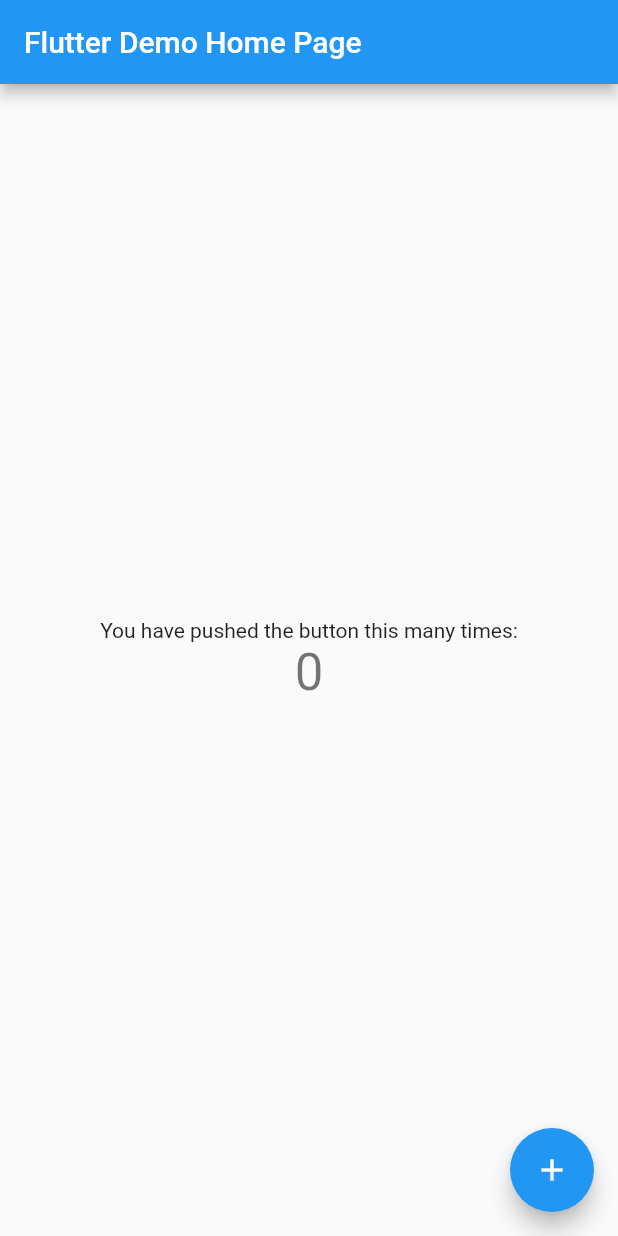
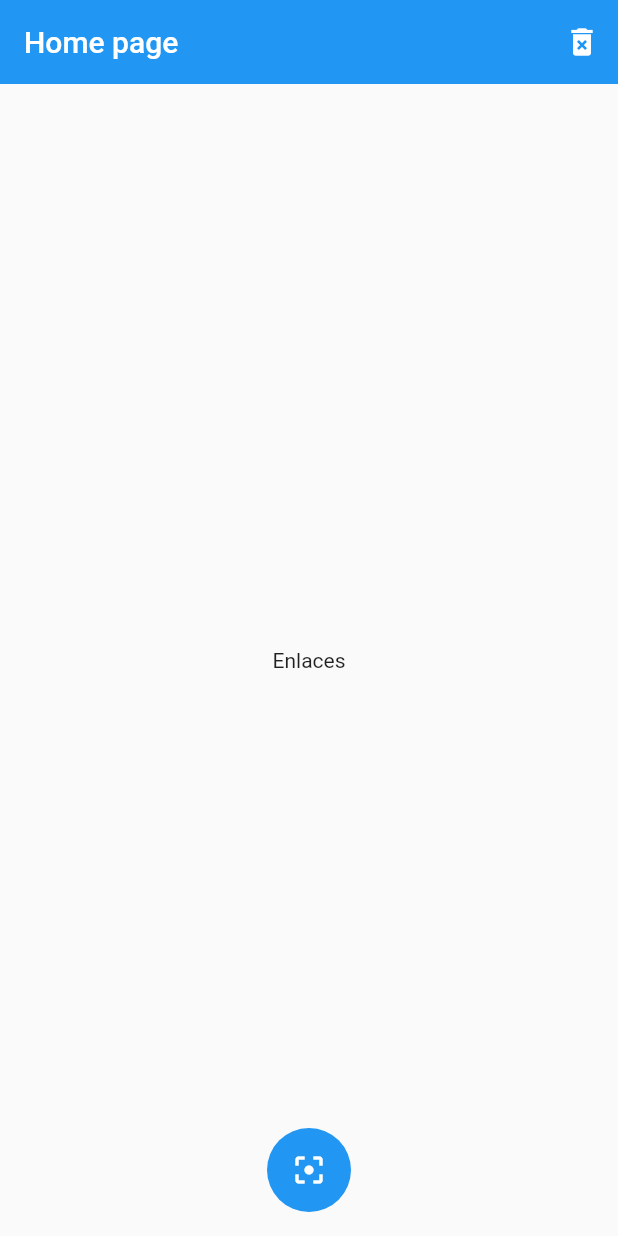
Before and after one commit to yesenialg/Aprendiendo_Flutter, a Flutter app: the screen it shows after launch, on a phone screen of 412 x 824 dp. Run offline on Flutter 3.47's test engine with Material 2 defaults, Android fonts, the phone set to English and light mode, and no system bars.

Commit message:
Diseño de la app

```diff
--- a/lector_facturas_app/lib/main.dart
+++ b/lector_facturas_app/lib/main.dart
@@ -1,115 +1,18 @@
 import 'package:flutter/material.dart';
+import 'package:lector_facturas_app/pages/home_page.dart';
 
-void main() {
-  runApp(const MyApp());
-}
+void main() => runApp(MyApp());
 
 class MyApp extends StatelessWidget {
-  const MyApp({Key? key}) : super(key: key);
-
-  // This widget is the root of your application.
   @override
   Widget build(BuildContext context) {
     return MaterialApp(
-      title: 'Flutter Demo',
-      theme: ThemeData(
-        // This is the theme of your application.
-        //
-        // Try running your application with "flutter run". You'll see the
-        // application has a blue toolbar. Then, without quitting the app, try
-        // changing the primarySwatch below to Colors.green and then invoke
-        // "hot reload" (press "r" in the console where you ran "flutter run",
-        // or simply save your changes to "hot reload" in a Flutter IDE).
-        // Notice that the counter didn't reset back to zero; the application
-        // is not restarted.
-        primarySwatch: Colors.blue,
-      ),
-      home: const MyHomePage(title: 'Flutter Demo Home Page'),
+      debugShowCheckedModeBanner: false,
+      title: 'QR Reader',
+      initialRoute: 'home',
+      routes: {
+        'home' : ( _ ) => HomePage(),
+      },
     );
   }
 }
-
-class MyHomePage extends StatefulWidget {
-  const MyHomePage({Key? key, required this.title}) : super(key: key);
-
-  // This widget is the home page of your application. It is stateful, meaning
-  // that it has a State object (defined below) that contains fields that affect
-  // how it looks.
-
-  // This class is the configuration for the state. It holds the values (in this
-  // case the title) provided by the parent (in this case the App widget) and
-  // used by the build method of the State. Fields in a Widget subclass are
-  // always marked "final".
-
-  final String title;
-
-  @override
-  State<MyHomePage> createState() => _MyHomePageState();
-}
-
-class _MyHomePageState extends State<MyHomePage> {
-  int _counter = 0;
-
-  void _incrementCounter() {
-    setState(() {
-      // This call to setState tells the Flutter framework that something has
-      // changed in this State, which causes it to rerun the build method below
-      // so that the display can reflect the updated values. If we changed
-      // _counter without calling setState(), then the build method would not be
-      // called again, and so nothing would appear to happen.
-      _counter++;
-    });
-  }
-
-  @override
-  Widget build(BuildContext context) {
-    // This method is rerun every time setState is called, for instance as done
-    // by the _incrementCounter method above.
-    //
-    // The Flutter framework has been optimized to make rerunning build methods
-    // fast, so that you can just rebuild anything that needs updating rather
-    // than having to individually change instances of widgets.
-    return Scaffold(
-      appBar: AppBar(
-        // Here we take the value from the MyHomePage object that was created by
-        // the App.build method, and use it to set our appbar title.
-        title: Text(widget.title),
-      ),
-      body: Center(
-        // Center is a layout widget. It takes a single child and positions it
-        // in the middle of the parent.
-        child: Column(
-          // Column is also a layout widget. It takes a list of children and
-          // arranges them vertically. By default, it sizes itself to fit its
-          // children horizontally, and tries to be as tall as its parent.
-          //
-          // Invoke "debug painting" (press "p" in the console, choose the
-          // "Toggle Debug Paint" action from the Flutter Inspector in Android
-          // Studio, or the "Toggle Debug Paint" command in Visual Studio Code)
-          // to see the wireframe for each widget.
-          //
-          // Column has various properties to control how it sizes itself and
-          // how it positions its children. Here we use mainAxisAlignment to
-          // center the children vertically; the main axis here is the vertical
-          // axis because Columns are vertical (the cross axis would be
-          // horizontal).
-          mainAxisAlignment: MainAxisAlignment.center,
-          children: <Widget>[
-            const Text(
-              'You have pushed the button this many times:',
-            ),
-            Text(
-              '$_counter',
-              style: Theme.of(context).textTheme.headline4,
-            ),
-          ],
-        ),
-      ),
-      floatingActionButton: FloatingActionButton(
-        onPressed: _incrementCounter,
-        tooltip: 'Increment',
-        child: const Icon(Icons.add),
-      ), // This trailing comma makes auto-formatting nicer for build methods.
-    );
-  }
-}
--- /dev/null
+++ b/lector_facturas_app/lib/pages/historial_enlaces.dart
@@ -0,0 +1,11 @@
+import 'package:flutter/material.dart';
+
+class EnlacesPage extends StatelessWidget {
+
+  @override
+  Widget build(BuildContext context) {
+    return Center(
+      child: Text('Enlaces'),
+    );
+  }
+}
--- /dev/null
+++ b/lector_facturas_app/lib/pages/home_page.dart
@@ -0,0 +1,26 @@
+import 'package:flutter/material.dart';
+import 'package:lector_facturas_app/pages/historial_enlaces.dart';
+import 'package:lector_facturas_app/widgets/custom_navigatorbar.dart';
+import 'package:lector_facturas_app/widgets/scan_button.dart';
+
+class HomePage extends StatelessWidget {
+
+  @override
+  Widget build(BuildContext context) {
+    return Scaffold(
+      appBar: AppBar(
+        elevation: 0,
+        title: Text("Home page"),
+        actions: [IconButton(
+          onPressed: (){},
+          icon: Icon(Icons.delete_forever),
+        )],
+      ),
+      body: EnlacesPage(),
+        //bottomNavigationBar: CustomNavigatorBar(),
+        floatingActionButton: ScanButton(),
+        floatingActionButtonLocation: FloatingActionButtonLocation.centerFloat,
+      //bottomNavigationBar: ,
+    );
+  }
+}
--- /dev/null
+++ b/lector_facturas_app/lib/widgets/scan_button.dart
@@ -0,0 +1,13 @@
+import 'package:flutter/material.dart';
+
+class ScanButton extends StatelessWidget {
+
+  @override
+  Widget build(BuildContext context) {
+    return FloatingActionButton(
+      onPressed: (){},
+      elevation: 0,
+      child: Icon(Icons.filter_center_focus),
+      );
+  }
+}
```
Also changed, not shown: lector_facturas_app/lib/widgets/custom_navigatorbar.dart (added, +21 -0 lines), lector_facturas_app/pubspec.yaml (+4 -12 lines), lector_facturas_app/pubspec.lock, 1 other file.
